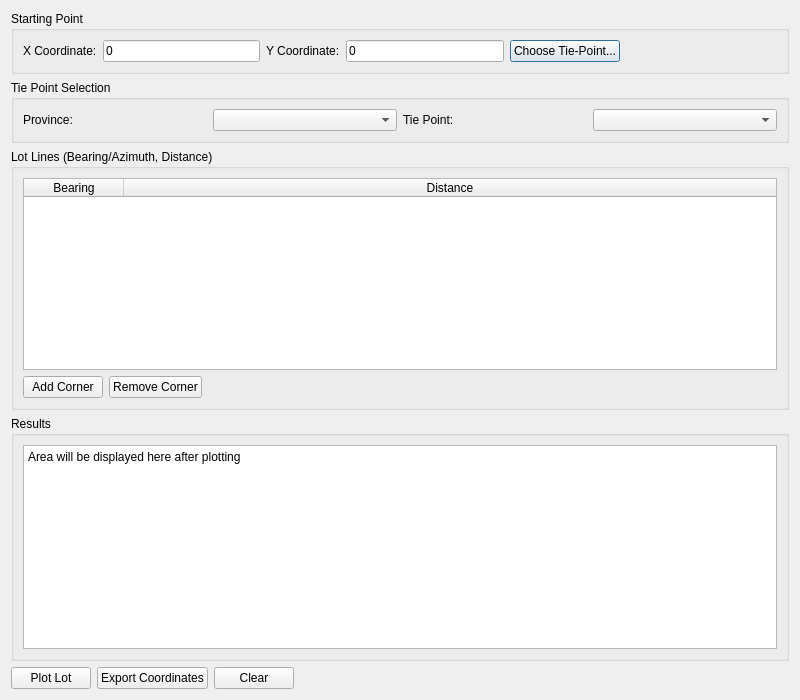
The window that lot_plotter_dialog.ui (pcbarbosa/LotPlotter) describes before a commit, drawn with Qt 5.
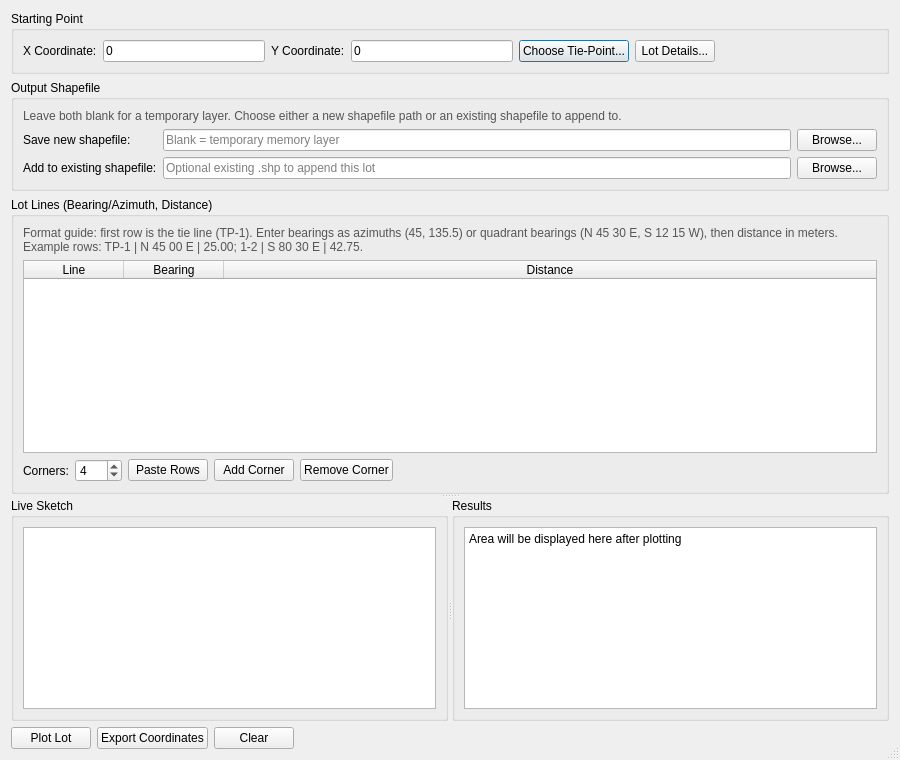
The same window after the commit.

Commit message: Regenerate Designer layouts for current UI

What changed in the file:
```diff
--- a/lot_plotter_dialog.ui
+++ b/lot_plotter_dialog.ui
@@ -6,16 +6,31 @@
    <rect>
     <x>0</x>
     <y>0</y>
-    <width>800</width>
-    <height>700</height>
+    <width>900</width>
+    <height>760</height>
    </rect>
   </property>
+  <property name="minimumSize">
+   <size>
+    <width>560</width>
+    <height>420</height>
+   </size>
+  </property>
   <property name="windowTitle">
    <string>Lot Plotter</string>
   </property>
+  <property name="sizeGripEnabled">
+   <bool>true</bool>
+  </property>
   <layout class="QVBoxLayout" name="verticalLayout">
    <item>
     <widget class="QGroupBox" name="groupBox">
+     <property name="sizePolicy">
+      <sizepolicy hsizetype="Expanding" vsizetype="Fixed">
+       <horstretch>0</horstretch>
+       <verstretch>0</verstretch>
+      </sizepolicy>
+     </property>
      <property name="title">
       <string>Starting Point</string>
      </property>
@@ -55,6 +70,13 @@
       </property>
      </widget>
     </item>
+      <item>
+       <widget class="QPushButton" name="lot_details_btn">
+        <property name="text">
+         <string>Lot Details...</string>
+        </property>
+       </widget>
+      </item>
       <item>
        <spacer name="horizontalSpacer">
         <property name="orientation">
@@ -72,48 +94,129 @@
     </widget>
    </item>
    <item>
-    <widget class="QGroupBox" name="groupBox_tie_point">
+    <widget class="QGroupBox" name="output_group">
+     <property name="sizePolicy">
+      <sizepolicy hsizetype="Expanding" vsizetype="Fixed">
+       <horstretch>0</horstretch>
+       <verstretch>0</verstretch>
+      </sizepolicy>
+     </property>
      <property name="title">
-      <string>Tie Point Selection</string>
+      <string>Output Shapefile</string>
      </property>
-     <layout class="QHBoxLayout" name="horizontalLayout_tie">
+     <layout class="QVBoxLayout" name="output_outer_layout">
       <item>
-       <widget class="QLabel" name="label_province">
+       <widget class="QLabel" name="output_help_label">
+        <property name="styleSheet">
+         <string notr="true">color: #555;</string>
+        </property>
         <property name="text">
-         <string>Province:</string>
+         <string>Leave both blank for a temporary layer. Choose either a new shapefile path or an existing shapefile to append to.</string>
         </property>
+        <property name="wordWrap">
+         <bool>true</bool>
+        </property>
        </widget>
       </item>
       <item>
-       <widget class="QComboBox" name="province_combo"/>
-      </item>
+       <layout class="QFormLayout" name="output_form_layout">
+        <item row="0" column="0">
+         <widget class="QLabel" name="new_shapefile_label">
+          <property name="text">
+           <string>Save new shapefile:</string>
+          </property>
+         </widget>
+        </item>
+        <item row="0" column="1">
+         <layout class="QHBoxLayout" name="new_shapefile_layout">
       <item>
-       <widget class="QLabel" name="label_tie_point">
+           <widget class="QLineEdit" name="new_shapefile_input">
+            <property name="placeholderText">
+             <string>Blank = temporary memory layer</string>
+            </property>
+           </widget>
+          </item>
+          <item>
+           <widget class="QPushButton" name="new_shapefile_browse_btn">
         <property name="text">
-         <string>Tie Point:</string>
+             <string>Browse...</string>
         </property>
        </widget>
       </item>
+         </layout>
+        </item>
+        <item row="1" column="0">
+         <widget class="QLabel" name="existing_shapefile_label">
+          <property name="text">
+           <string>Add to existing shapefile:</string>
+          </property>
+         </widget>
+        </item>
+        <item row="1" column="1">
+         <layout class="QHBoxLayout" name="existing_shapefile_layout">
       <item>
-       <widget class="QComboBox" name="tie_point_combo"/>
-      </item>
-     </layout>
+           <widget class="QLineEdit" name="existing_shapefile_input">
+            <property name="placeholderText">
+             <string>Optional existing .shp to append this lot</string>
+            </property>
+           </widget>
+          </item>
+          <item>
+           <widget class="QPushButton" name="existing_shapefile_browse_btn">
+            <property name="text">
+             <string>Browse...</string>
+            </property>
+           </widget>
+          </item>
+         </layout>
+        </item>
+       </layout>
+      </item>
+     </layout>
     </widget>
    </item>
    <item>
+    <widget class="QSplitter" name="main_content_splitter">
+     <property name="orientation">
+      <enum>Qt::Vertical</enum>
+     </property>
     <widget class="QGroupBox" name="groupBox_2">
      <property name="title">
       <string>Lot Lines (Bearing/Azimuth, Distance)</string>
      </property>
      <layout class="QVBoxLayout" name="verticalLayout_2">
+       <item>
+        <widget class="QLabel" name="table_format_guide">
+         <property name="styleSheet">
+          <string notr="true">color: #555;</string>
+         </property>
+         <property name="text">
+          <string>Format guide: first row is the tie line (TP-1). Enter bearings as azimuths (45, 135.5) or quadrant bearings (N 45 30 E, S 12 15 W), then distance in meters. Example rows: TP-1 | N 45 00 E | 25.00; 1-2 | S 80 30 E | 42.75.</string>
+         </property>
+         <property name="wordWrap">
+          <bool>true</bool>
+         </property>
+        </widget>
+       </item>
       <item>
        <widget class="QTableWidget" name="table">
+         <property name="minimumSize">
+          <size>
+           <width>0</width>
+           <height>120</height>
+          </size>
+         </property>
         <property name="columnCount">
-         <number>2</number>
+          <number>3</number>
         </property>
         <attribute name="horizontalHeaderStretchLastSection">
          <bool>true</bool>
         </attribute>
+         <column>
+          <property name="text">
+           <string>Line</string>
+          </property>
+         </column>
         <column>
          <property name="text">
           <string>Bearing</string>
@@ -128,6 +231,33 @@
       </item>
       <item>
        <layout class="QHBoxLayout" name="horizontalLayout_2">
+         <item>
+          <widget class="QLabel" name="corner_count_label">
+           <property name="text">
+            <string>Corners:</string>
+           </property>
+          </widget>
+         </item>
+         <item>
+          <widget class="QSpinBox" name="corner_count_spin">
+           <property name="minimum">
+            <number>3</number>
+           </property>
+           <property name="maximum">
+            <number>500</number>
+           </property>
+           <property name="value">
+            <number>4</number>
+           </property>
+          </widget>
+         </item>
+         <item>
+          <widget class="QPushButton" name="paste_rows_btn">
+           <property name="text">
+            <string>Paste Rows</string>
+           </property>
+          </widget>
+         </item>
         <item>
          <widget class="QPushButton" name="add_corner_btn">
           <property name="text">
@@ -159,8 +289,27 @@
       </item>
      </layout>
     </widget>
-   </item>
+     <widget class="QSplitter" name="plot_results_splitter">
+      <property name="orientation">
+       <enum>Qt::Horizontal</enum>
+      </property>
+      <widget class="QGroupBox" name="sketch_group">
+       <property name="title">
+        <string>Live Sketch</string>
+       </property>
+       <layout class="QVBoxLayout" name="sketch_layout">
    <item>
+         <widget class="QGraphicsView" name="sketch_view">
+          <property name="minimumSize">
+           <size>
+            <width>0</width>
+            <height>120</height>
+           </size>
+          </property>
+         </widget>
+        </item>
+       </layout>
+      </widget>
     <widget class="QGroupBox" name="groupBox_3">
      <property name="title">
       <string>Results</string>
@@ -168,6 +317,12 @@
      <layout class="QVBoxLayout" name="verticalLayout_3">
       <item>
        <widget class="QTextEdit" name="results_text">
+          <property name="minimumSize">
+           <size>
+            <width>0</width>
+            <height>120</height>
+           </size>
+          </property>
         <property name="readOnly">
          <bool>true</bool>
         </property>
@@ -177,6 +332,8 @@
        </widget>
       </item>
      </layout>
+      </widget>
+     </widget>
     </widget>
    </item>
    <item>
```
Lines whose indentation alone changed are shown as unchanged. The commit also changes 1 other file.
